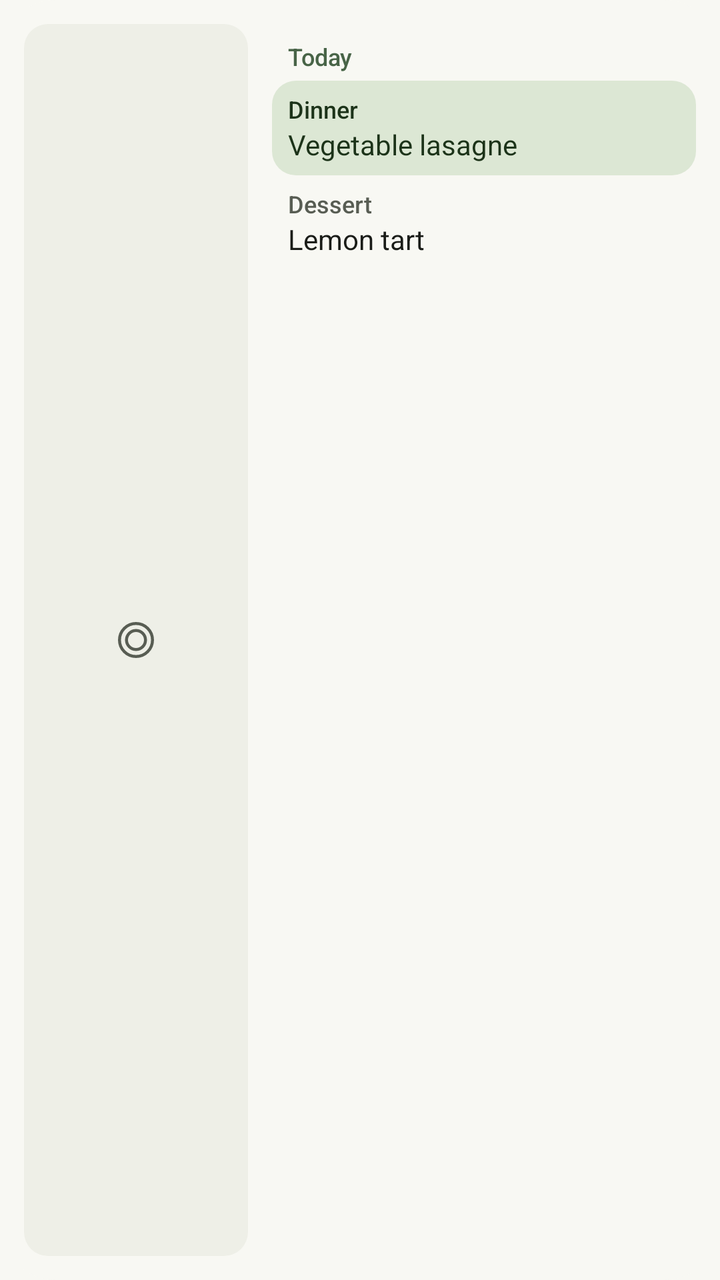
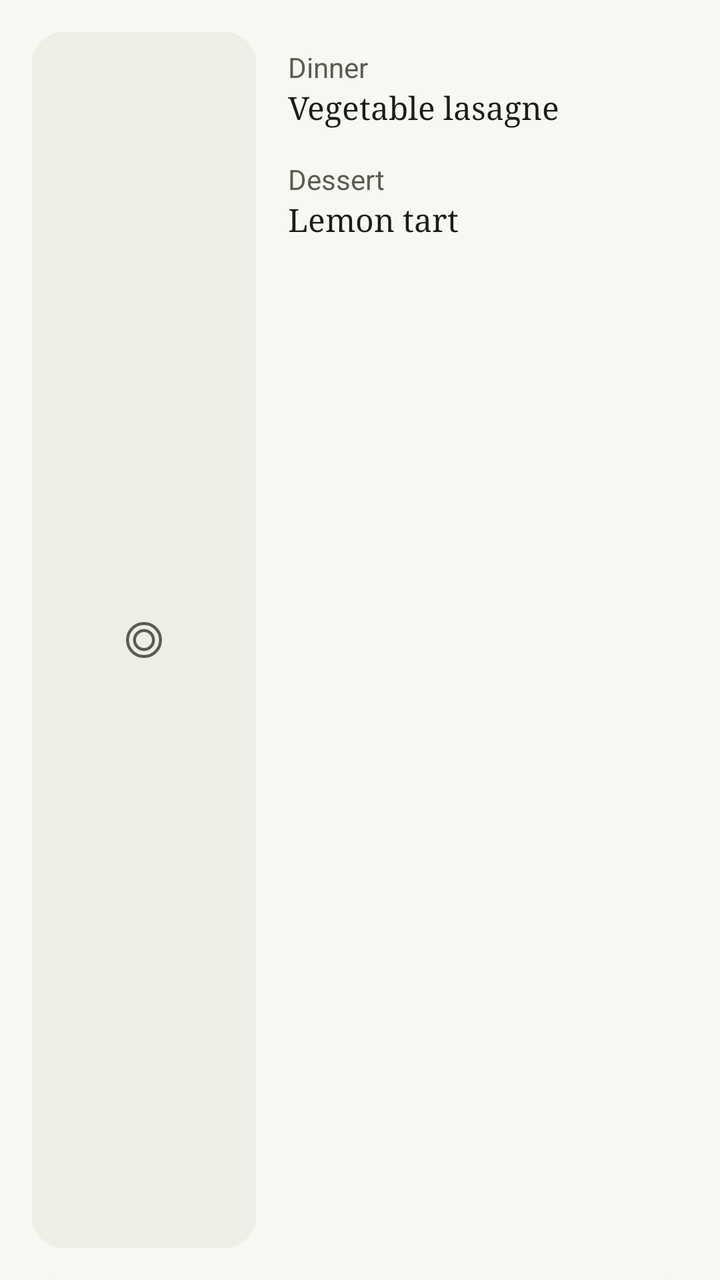

Two renders of the same Android screen: before a commit and after it. Below are the layout's source before the change and the commit's diff.
<!-- AndroidManifest.xml: application theme Theme.Aroma -->
<!-- res/layout/widget_today_preview.xml -->
<?xml version="1.0" encoding="utf-8"?>
<LinearLayout xmlns:android="http://schemas.android.com/apk/res/android"
    xmlns:tools="http://schemas.android.com/tools"
    android:id="@android:id/background"
    android:layout_width="match_parent"
    android:layout_height="match_parent"
    android:background="@drawable/widget_paper"
    android:baselineAligned="false"
    android:orientation="horizontal"
    android:padding="12dp">

    <FrameLayout
        android:layout_width="112dp"
        android:layout_height="match_parent"
        android:background="@drawable/widget_card"
        android:backgroundTint="@color/widget_card">

        <ImageView
            android:layout_width="24dp"
            android:layout_height="24dp"
            android:layout_gravity="center"
            android:contentDescription="@null"
            android:src="@drawable/ic_plate"
            android:tint="@color/widget_soft_ink"
            tools:ignore="UseAppTint" />
    </FrameLayout>

    <LinearLayout
        android:layout_width="0dp"
        android:layout_height="match_parent"
        android:layout_marginStart="12dp"
        android:layout_weight="1"
        android:orientation="vertical">

        <TextView
            android:layout_width="match_parent"
            android:layout_height="wrap_content"
            android:fontFamily="sans-serif-medium"
            android:paddingHorizontal="8dp"
            android:paddingTop="8dp"
            android:paddingBottom="4dp"
            android:text="@string/widget_today"
            android:textColor="@color/widget_accent"
            android:textSize="12sp" />

        <LinearLayout
            android:layout_width="match_parent"
            android:layout_height="wrap_content"
            android:background="@drawable/widget_card"
            android:backgroundTint="@color/widget_selected"
            android:orientation="vertical"
            android:paddingHorizontal="8dp"
            android:paddingVertical="6dp">

            <TextView
                android:layout_width="match_parent"
                android:layout_height="wrap_content"
                android:fontFamily="sans-serif-medium"
                android:text="@string/meal_dinner"
                android:textColor="@color/widget_on_selected"
                android:textSize="12sp" />

            <TextView
                android:layout_width="match_parent"
                android:layout_height="wrap_content"
                android:maxLines="2"
                android:text="@string/widget_preview_dinner"
                android:textColor="@color/widget_on_selected"
                android:textSize="14sp" />
        </LinearLayout>

        <TextView
            android:layout_width="match_parent"
            android:layout_height="wrap_content"
            android:fontFamily="sans-serif-medium"
            android:paddingHorizontal="8dp"
            android:paddingTop="6dp"
            android:text="@string/meal_dessert"
            android:textColor="@color/widget_soft_ink"
            android:textSize="12sp" />

        <TextView
            android:layout_width="match_parent"
            android:layout_height="wrap_content"
            android:maxLines="1"
            android:paddingHorizontal="8dp"
            android:text="@string/widget_preview_dessert"
            android:textColor="@color/widget_ink"
            android:textSize="14sp" />
    </LinearLayout>
</LinearLayout>
<!-- resources referenced by this layout -->
<resources>
  <color name="widget_accent">#FF486447</color>
  <color name="widget_card">#FFEEEFE7</color>
  <color name="widget_ink">#FF1A1C18</color>
  <color name="widget_on_selected">#FF1C3319</color>
  <color name="widget_selected">#FFDCE7D4</color>
  <color name="widget_soft_ink">#FF585D53</color>
  <!-- drawable ic_plate (drawable) -->
  <?xml version="1.0" encoding="utf-8"?>
  <vector xmlns:android="http://schemas.android.com/apk/res/android"
      android:width="24dp"
      android:height="24dp"
      android:autoMirrored="false"
      android:tint="?attr/colorControlNormal"
      android:viewportWidth="24"
      android:viewportHeight="24">
      <path
          android:pathData="M12,3.75 C16.556,3.75 20.25,7.444 20.25,12 C20.25,16.556 16.556,20.25 12,20.25 C7.444,20.25 3.75,16.556 3.75,12 C3.75,7.444 7.444,3.75 12,3.75 Z M12,7.25 C14.623,7.25 16.75,9.377 16.75,12 C16.75,14.623 14.623,16.75 12,16.75 C9.377,16.75 7.25,14.623 7.25,12 C7.25,9.377 9.377,7.25 12,7.25 Z"
          android:fillColor="#00000000"
          android:strokeColor="@android:color/white"
          android:strokeWidth="1.5"
          android:strokeLineCap="round"
          android:strokeLineJoin="round" />
  </vector>
  <!-- drawable widget_card (drawable) -->
  <?xml version="1.0" encoding="utf-8"?>
  <shape xmlns:android="http://schemas.android.com/apk/res/android">
      <solid android:color="@android:color/black" />
      <corners android:radius="12dp" />
  </shape>
  <!-- drawable widget_paper (drawable) -->
  <?xml version="1.0" encoding="utf-8"?>
  <shape xmlns:android="http://schemas.android.com/apk/res/android">
      <solid android:color="@color/widget_page" />
      <corners android:radius="16dp" />
  </shape>
  <string name="meal_dessert">Dessert</string>
  <string name="meal_dinner">Dinner</string>
  <string name="widget_preview_dessert">Lemon tart</string>
  <string name="widget_preview_dinner">Vegetable lasagne</string>
  <string name="widget_today">Today</string>
  <style name="Theme.Aroma" parent="Theme.AppCompat.DayNight.NoActionBar">
          <item name="android:windowBackground">@color/window_background</item>
      </style>
  <color name="widget_page">#FFF8F8F3</color>
  <color name="window_background">#FFF8F8F3</color>
</resources>

<!-- the commit's change to res/layout/widget_today_preview.xml (unified diff, before → after) -->
@@ -7,7 +7,7 @@
     android:background="@drawable/widget_paper"
     android:baselineAligned="false"
     android:orientation="horizontal"
-    android:padding="12dp">
+    android:padding="16dp">
 
     <FrameLayout
         android:layout_width="112dp"
@@ -21,71 +21,33 @@
             android:layout_gravity="center"
             android:contentDescription="@null"
             android:src="@drawable/ic_plate"
-            android:tint="@color/widget_soft_ink"
+            android:tint="@color/widget_on_surface_variant"
             tools:ignore="UseAppTint" />
     </FrameLayout>
 
     <LinearLayout
         android:layout_width="0dp"
         android:layout_height="match_parent"
-        android:layout_marginStart="12dp"
+        android:layout_marginStart="8dp"
         android:layout_weight="1"
-        android:orientation="vertical">
+        android:orientation="vertical"
+        android:paddingTop="8dp">
 
         <TextView
-            android:layout_width="match_parent"
-            android:layout_height="wrap_content"
-            android:fontFamily="sans-serif-medium"
-            android:paddingHorizontal="8dp"
-            android:paddingTop="8dp"
-            android:paddingBottom="4dp"
-            android:text="@string/widget_today"
-            android:textColor="@color/widget_accent"
-            android:textSize="12sp" />
-
-        <LinearLayout
-            android:layout_width="match_parent"
-            android:layout_height="wrap_content"
-            android:background="@drawable/widget_card"
-            android:backgroundTint="@color/widget_selected"
-            android:orientation="vertical"
-            android:paddingHorizontal="8dp"
-            android:paddingVertical="6dp">
-
-            <TextView
-                android:layout_width="match_parent"
-                android:layout_height="wrap_content"
-                android:fontFamily="sans-serif-medium"
-                android:text="@string/meal_dinner"
-                android:textColor="@color/widget_on_selected"
-                android:textSize="12sp" />
-
-            <TextView
-                android:layout_width="match_parent"
-                android:layout_height="wrap_content"
-                android:maxLines="2"
-                android:text="@string/widget_preview_dinner"
-                android:textColor="@color/widget_on_selected"
-                android:textSize="14sp" />
-        </LinearLayout>
+            style="@style/WidgetPreviewMealKind"
+            android:text="@string/meal_dinner" />
 
         <TextView
-            android:layout_width="match_parent"
-            android:layout_height="wrap_content"
-            android:fontFamily="sans-serif-medium"
-            android:paddingHorizontal="8dp"
-            android:paddingTop="6dp"
-            android:text="@string/meal_dessert"
-            android:textColor="@color/widget_soft_ink"
-            android:textSize="12sp" />
+            style="@style/WidgetPreviewMealName"
+            android:text="@string/widget_preview_dinner" />
 
         <TextView
-            android:layout_width="match_parent"
-            android:layout_height="wrap_content"
-            android:maxLines="1"
-            android:paddingHorizontal="8dp"
-            android:text="@string/widget_preview_dessert"
-            android:textColor="@color/widget_ink"
-            android:textSize="14sp" />
+            style="@style/WidgetPreviewMealKind"
+            android:layout_marginTop="16dp"
+            android:text="@string/meal_dessert" />
+
+        <TextView
+            style="@style/WidgetPreviewMealName"
+            android:text="@string/widget_preview_dessert" />
     </LinearLayout>
 </LinearLayout>
<!-- resource entries referenced after the edit -->
@@ -1,11 +1,7 @@
 <!-- resources referenced by this layout -->
 <resources>
-  <color name="widget_accent">#FF486447</color>
   <color name="widget_card">#FFEEEFE7</color>
-  <color name="widget_ink">#FF1A1C18</color>
-  <color name="widget_on_selected">#FF1C3319</color>
-  <color name="widget_selected">#FFDCE7D4</color>
-  <color name="widget_soft_ink">#FF585D53</color>
+  <color name="widget_on_surface_variant">#FF585D53</color>
   <!-- drawable ic_plate (drawable) -->
   <?xml version="1.0" encoding="utf-8"?>
   <vector xmlns:android="http://schemas.android.com/apk/res/android"
@@ -27,23 +23,40 @@
   <?xml version="1.0" encoding="utf-8"?>
   <shape xmlns:android="http://schemas.android.com/apk/res/android">
       <solid android:color="@android:color/black" />
-      <corners android:radius="12dp" />
+      <corners android:radius="16dp" />
   </shape>
   <!-- drawable widget_paper (drawable) -->
   <?xml version="1.0" encoding="utf-8"?>
   <shape xmlns:android="http://schemas.android.com/apk/res/android">
-      <solid android:color="@color/widget_page" />
+      <solid android:color="@color/widget_background" />
       <corners android:radius="16dp" />
   </shape>
   <string name="meal_dessert">Dessert</string>
   <string name="meal_dinner">Dinner</string>
   <string name="widget_preview_dessert">Lemon tart</string>
   <string name="widget_preview_dinner">Vegetable lasagne</string>
-  <string name="widget_today">Today</string>
+  <style name="WidgetPreviewMealKind">
+          <item name="android:layout_width">match_parent</item>
+          <item name="android:layout_height">wrap_content</item>
+          <item name="android:maxLines">1</item>
+          <item name="android:paddingHorizontal">8dp</item>
+          <item name="android:textColor">@color/widget_on_surface_variant</item>
+          <item name="android:textSize">14sp</item>
+      </style>
+  <style name="WidgetPreviewMealName">
+          <item name="android:layout_width">match_parent</item>
+          <item name="android:layout_height">wrap_content</item>
+          <item name="android:fontFamily">serif</item>
+          <item name="android:maxLines">2</item>
+          <item name="android:paddingHorizontal">8dp</item>
+          <item name="android:textColor">@color/widget_on_surface</item>
+          <item name="android:textSize">16sp</item>
+      </style>
   <style name="Theme.Aroma" parent="Theme.AppCompat.DayNight.NoActionBar">
           <item name="android:windowBackground">@color/window_background</item>
       </style>
-  <color name="widget_page">#FFF8F8F3</color>
+  <color name="widget_background">#FFF8F8F3</color>
+  <color name="widget_on_surface">#FF1A1C18</color>
   <color name="window_background">#FFF8F8F3</color>
 </resources>
 
